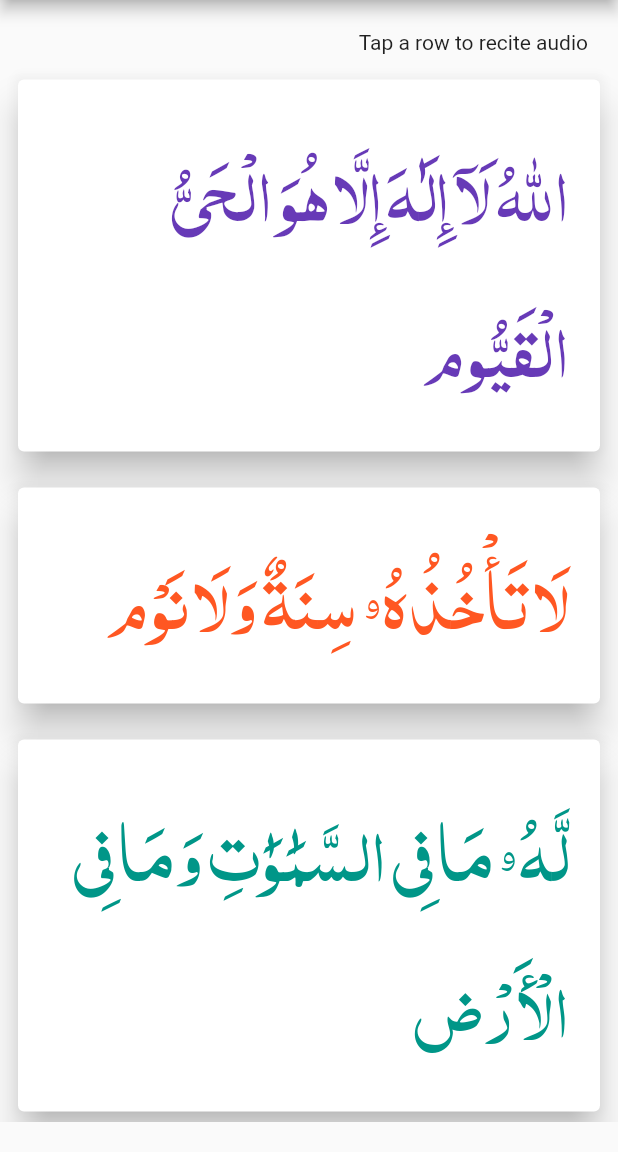
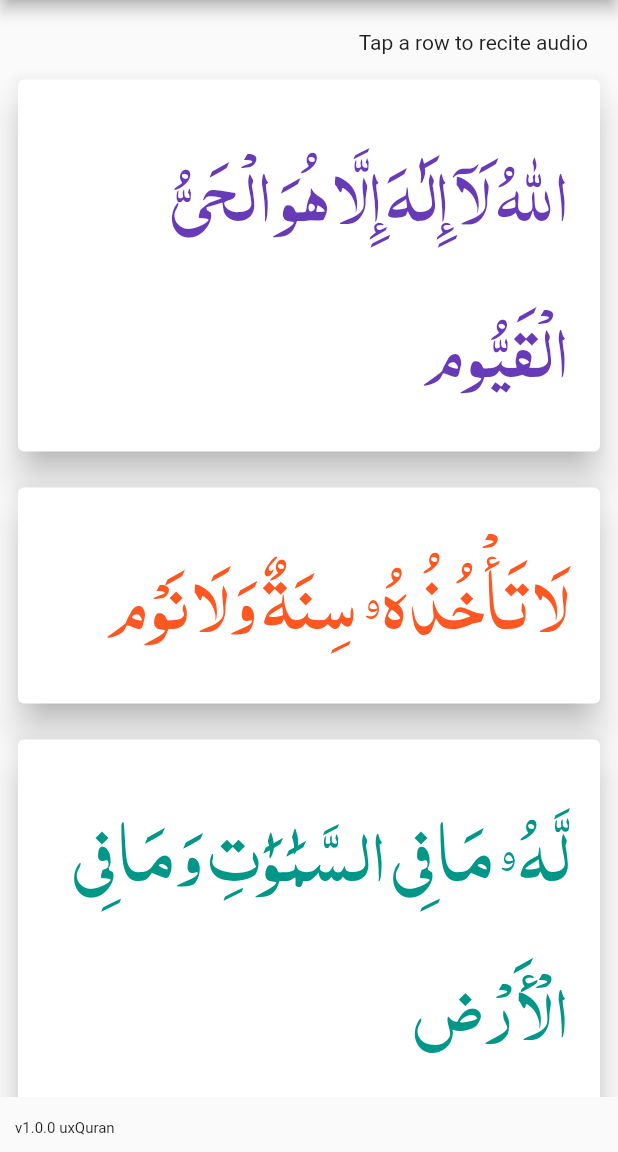
Before and after one commit to hashirabdulbasheer/ayat_kursi_flutter, a Flutter app: the screen it shows after launch, on a phone screen of 412 x 824 dp, the part 84-1236 px from its top. Run offline on Flutter 3.47's test engine with Material 2 defaults, Android fonts, the phone set to English and light mode, and no system bars; our stand-ins replace audioplayers; Roboto replaces fonts that are missing (default).

Commit message:
config: displaying version of app in screen

```diff
--- a/lib/main.dart
+++ b/lib/main.dart
@@ -1,5 +1,8 @@
 import 'package:flutter/material.dart';
 import 'screens/ak_display_screen.dart';
+
+// TODO: Update before release
+const String appVersion = "v1.0.0";
 
 void main() {
   runApp(const MyApp());
--- a/lib/screens/ak_display_screen.dart
+++ b/lib/screens/ak_display_screen.dart
@@ -2,6 +2,7 @@
 import 'package:flutter/material.dart';
 
 import '../data/data.dart';
+import '../main.dart';
 
 class AKDisplayScreen extends StatefulWidget {
   const AKDisplayScreen({Key? key}) : super(key: key);
@@ -99,7 +100,19 @@
                     }),
               ),
               const SizedBox(
-                height: 20,
+                height: 10,
+              ),
+              Row(
+                mainAxisAlignment: MainAxisAlignment.end,
+                children: const [
+                  Padding(
+                    padding: EdgeInsets.fromLTRB(10, 5, 10, 10),
+                    child: Text(
+                      "$appVersion uxQuran",
+                      style: TextStyle(fontSize: 10),
+                    ),
+                  ),
+                ],
               )
             ],
           ),
```
